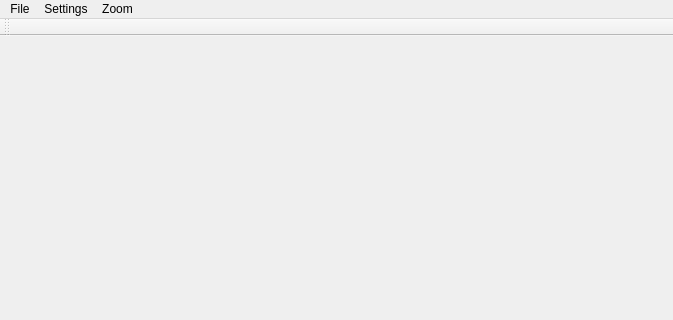
Old version of the form mainwindow.ui in the repository mapleelpam/pttreader; both pictures show x 0 to 673 and y 0 to 320 of the 673 by 492 pixel window.
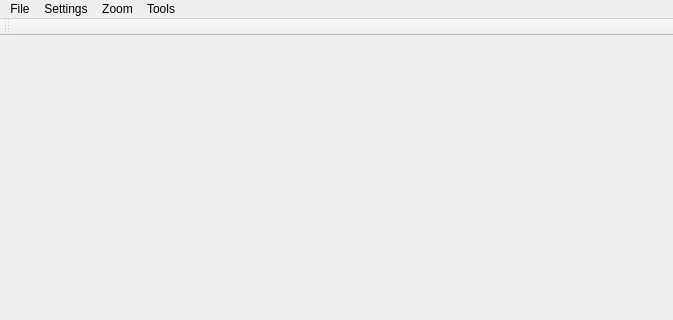
New version of the form.

Diff of the .ui file:
```diff
--- a/mainwindow.ui
+++ b/mainwindow.ui
@@ -58,9 +58,16 @@
     <addaction name="actionZoomIn"/>
     <addaction name="actionZoomOut"/>
    </widget>
+   <widget class="QMenu" name="menuTools">
+    <property name="title">
+     <string>Tools</string>
+    </property>
+    <addaction name="actionSearchTitle"/>
+   </widget>
    <addaction name="menuFile"/>
    <addaction name="menuSettings"/>
    <addaction name="menuZoom"/>
+   <addaction name="menuTools"/>
   </widget>
   <widget class="QToolBar" name="mainToolBar">
    <attribute name="toolBarArea">
```
Left out of the diff: 8 changed lines with no effect on the pictures.
